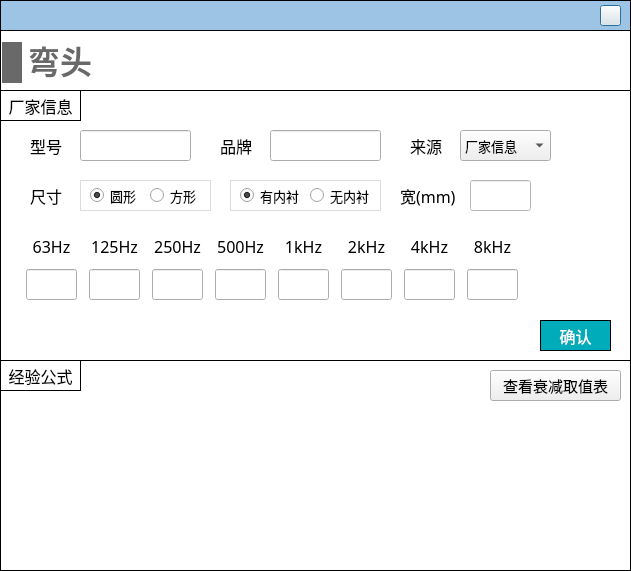
This is NoiseCalSoft/inputDialog/dialog_elbow.ui in SheepBowwow/NoiCal as Qt 5 draws it before an edit. The edited form follows.
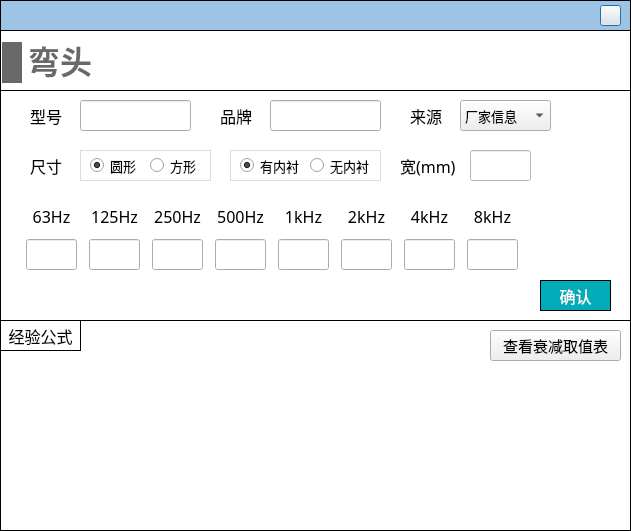
This is the edited form. Icons and pictures are not drawn.

```diff
--- a/NoiseCalSoft/inputDialog/dialog_elbow.ui
+++ b/NoiseCalSoft/inputDialog/dialog_elbow.ui
@@ -7,7 +7,7 @@
     <x>0</x>
     <y>0</y>
     <width>631</width>
-    <height>571</height>
+    <height>531</height>
    </rect>
   </property>
   <property name="font">
@@ -75,7 +75,7 @@
      <x>0</x>
      <y>30</y>
      <width>631</width>
-     <height>331</height>
+     <height>291</height>
     </rect>
    </property>
    <property name="font">
@@ -95,7 +95,7 @@
       <x>0</x>
       <y>60</y>
       <width>631</width>
-      <height>271</height>
+      <height>231</height>
      </rect>
     </property>
     <property name="font">
@@ -135,7 +135,7 @@
      <property name="geometry">
       <rect>
        <x>230</x>
-       <y>90</y>
+       <y>60</y>
        <width>301</width>
        <height>31</height>
       </rect>
@@ -329,7 +329,7 @@
      <property name="geometry">
       <rect>
        <x>80</x>
-       <y>90</y>
+       <y>60</y>
        <width>131</width>
        <height>31</height>
       </rect>
@@ -386,7 +386,7 @@
      <property name="geometry">
       <rect>
        <x>20</x>
-       <y>140</y>
+       <y>110</y>
        <width>511</width>
        <height>72</height>
       </rect>
@@ -881,7 +881,7 @@
      <property name="geometry">
       <rect>
        <x>540</x>
-       <y>230</y>
+       <y>190</y>
        <width>71</width>
        <height>31</height>
       </rect>
@@ -913,37 +913,11 @@
       <string>确认</string>
      </property>
     </widget>
-    <widget class="QLabel" name="label_26">
-     <property name="geometry">
-      <rect>
-       <x>0</x>
-       <y>0</y>
-       <width>81</width>
-       <height>31</height>
-      </rect>
-     </property>
-     <property name="font">
-      <font>
-       <family>黑体</family>
-       <pointsize>-1</pointsize>
-      </font>
-     </property>
-     <property name="styleSheet">
-      <string notr="true">border: 1px solid #000000;
-</string>
-     </property>
-     <property name="text">
-      <string>厂家信息</string>
-     </property>
-     <property name="alignment">
-      <set>Qt::AlignCenter</set>
-     </property>
-    </widget>
     <widget class="QLabel" name="label_30">
      <property name="geometry">
       <rect>
        <x>30</x>
-       <y>40</y>
+       <y>10</y>
        <width>41</width>
        <height>31</height>
       </rect>
@@ -962,7 +936,7 @@
      <property name="geometry">
       <rect>
        <x>80</x>
-       <y>40</y>
+       <y>10</y>
        <width>111</width>
        <height>31</height>
       </rect>
@@ -978,7 +952,7 @@
      <property name="geometry">
       <rect>
        <x>220</x>
-       <y>40</y>
+       <y>10</y>
        <width>41</width>
        <height>31</height>
       </rect>
@@ -997,7 +971,7 @@
      <property name="geometry">
       <rect>
        <x>270</x>
-       <y>40</y>
+       <y>10</y>
        <width>111</width>
        <height>31</height>
       </rect>
@@ -1013,7 +987,7 @@
      <property name="geometry">
       <rect>
        <x>460</x>
-       <y>40</y>
+       <y>10</y>
        <width>91</width>
        <height>31</height>
       </rect>
@@ -1039,7 +1013,7 @@
      <property name="geometry">
       <rect>
        <x>410</x>
-       <y>40</y>
+       <y>10</y>
        <width>41</width>
        <height>31</height>
       </rect>
@@ -1058,7 +1032,7 @@
      <property name="geometry">
       <rect>
        <x>30</x>
-       <y>90</y>
+       <y>60</y>
        <width>41</width>
        <height>31</height>
       </rect>
@@ -1139,7 +1113,7 @@
    <property name="geometry">
     <rect>
      <x>0</x>
-     <y>360</y>
+     <y>320</y>
      <width>631</width>
      <height>211</height>
     </rect>
```
